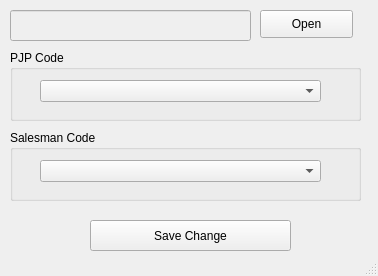
The window that toolspjp.ui (wandirahman13/toolsPJP) describes before a commit, drawn with Qt 5.
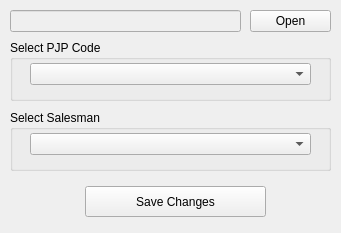
The same window after the commit.

The edit to the form file:
```diff
--- a/toolspjp.ui
+++ b/toolspjp.ui
@@ -6,10 +6,22 @@
    <rect>
     <x>0</x>
     <y>0</y>
-    <width>378</width>
-    <height>276</height>
+    <width>341</width>
+    <height>233</height>
    </rect>
   </property>
+  <property name="minimumSize">
+   <size>
+    <width>341</width>
+    <height>233</height>
+   </size>
+  </property>
+  <property name="maximumSize">
+   <size>
+    <width>341</width>
+    <height>233</height>
+   </size>
+  </property>
   <property name="windowTitle">
    <string>MainWindow</string>
   </property>
@@ -17,10 +29,10 @@
    <widget class="QPushButton" name="btOpen">
     <property name="geometry">
      <rect>
-      <x>260</x>
+      <x>250</x>
       <y>10</y>
-      <width>93</width>
-      <height>28</height>
+      <width>81</width>
+      <height>22</height>
      </rect>
     </property>
     <property name="text">
@@ -35,28 +47,34 @@
      <rect>
       <x>10</x>
       <y>10</y>
-      <width>241</width>
-      <height>31</height>
+      <width>231</width>
+      <height>22</height>
      </rect>
     </property>
+    <property name="frame">
+     <bool>true</bool>
+    </property>
+    <property name="readOnly">
+     <bool>true</bool>
+    </property>
    </widget>
    <widget class="QGroupBox" name="gbPJP">
     <property name="geometry">
      <rect>
       <x>10</x>
-      <y>50</y>
-      <width>351</width>
-      <height>71</height>
+      <y>40</y>
+      <width>321</width>
+      <height>61</height>
      </rect>
     </property>
     <property name="title">
-     <string>PJP Code</string>
+     <string>Select PJP Code</string>
     </property>
     <widget class="QComboBox" name="cbPJP">
      <property name="geometry">
       <rect>
-       <x>30</x>
-       <y>30</y>
+       <x>20</x>
+       <y>23</y>
        <width>281</width>
        <height>22</height>
       </rect>
@@ -70,36 +88,42 @@
     <property name="geometry">
      <rect>
       <x>10</x>
-      <y>130</y>
-      <width>351</width>
-      <height>71</height>
+      <y>110</y>
+      <width>321</width>
+      <height>61</height>
      </rect>
     </property>
     <property name="title">
-     <string>Salesman Code</string>
+     <string>Select Salesman</string>
     </property>
     <widget class="QComboBox" name="cbSales">
      <property name="geometry">
       <rect>
-       <x>30</x>
-       <y>30</y>
+       <x>20</x>
+       <y>23</y>
        <width>281</width>
        <height>22</height>
       </rect>
      </property>
+     <property name="maximumSize">
+      <size>
+       <width>341</width>
+       <height>233</height>
+      </size>
+     </property>
     </widget>
    </widget>
    <widget class="QPushButton" name="btSave">
     <property name="geometry">
      <rect>
-      <x>90</x>
-      <y>220</y>
-      <width>201</width>
+      <x>85</x>
+      <y>186</y>
+      <width>181</width>
       <height>31</height>
      </rect>
     </property>
     <property name="text">
-     <string>Save Change</string>
+     <string>Save Changes</string>
     </property>
    </widget>
   </widget>
@@ -113,7 +137,6 @@
     </rect>
    </property>
   </widget>
-  <widget class="QStatusBar" name="statusbar"/>
  </widget>
  <resources/>
  <connections/>
```
Left out of the diff: 10 changed lines with no effect on the pictures.
